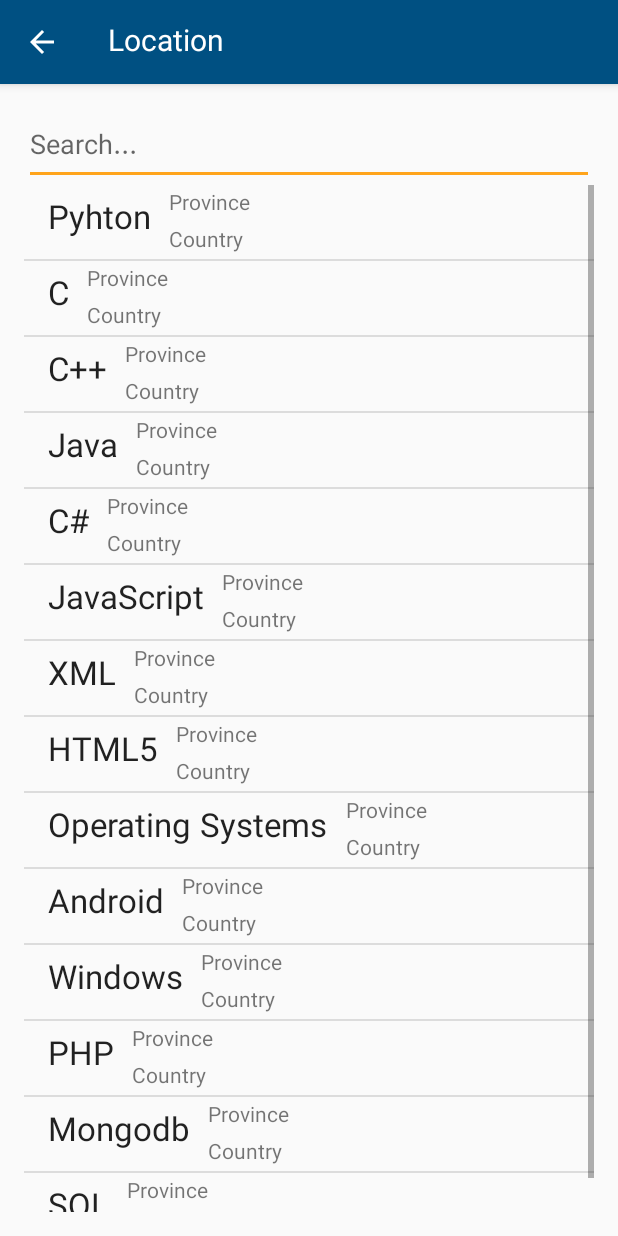
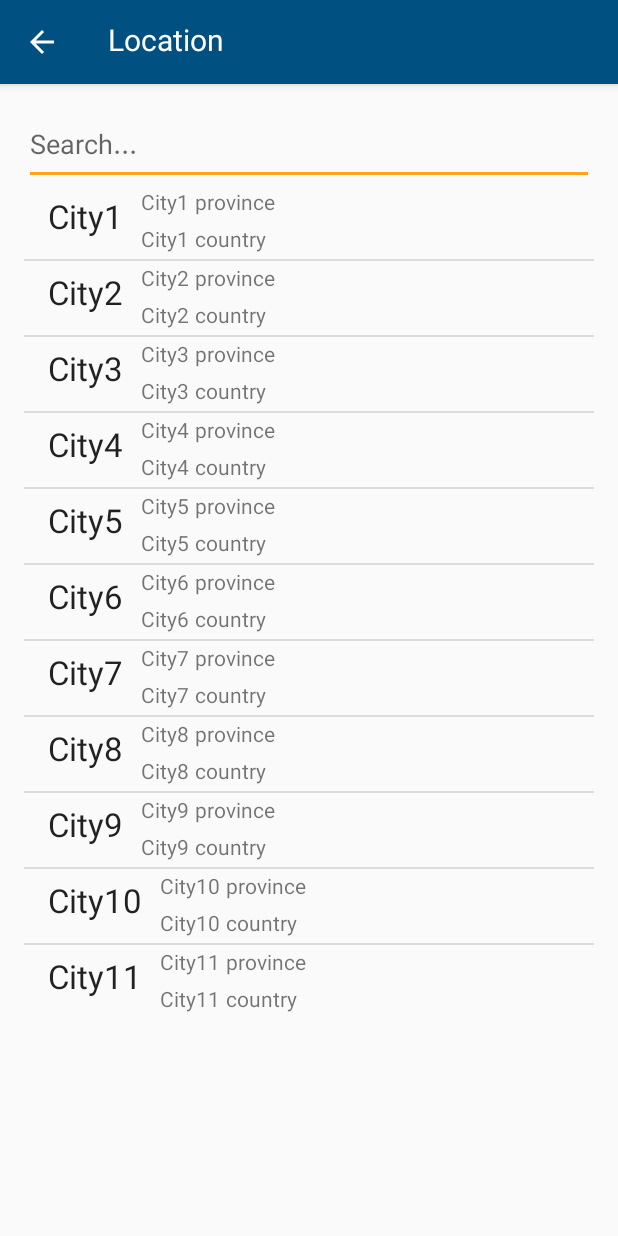
Before and after one commit to sharif-dev/HW1-Weather, an Android app: the LocationActivity screen opened directly, with no data from a screen before it, on a phone screen of 412 x 824 dp. Run offline under Robolectric (Android 15) with nearby library versions, the phone set to English and light mode, and no system bars.

Commit message:
location activity completed

```diff
--- /dev/null
+++ b/app/src/main/java/com/sharifdev/weather/CityAdapter.java
@@ -0,0 +1,60 @@
+package com.sharifdev.weather;
+
+import android.content.Context;
+import android.view.LayoutInflater;
+import android.view.View;
+import android.view.ViewGroup;
+import android.widget.BaseAdapter;
+import android.widget.TextView;
+
+import androidx.core.content.res.ResourcesCompat;
+
+import java.util.List;
+
+public class CityAdapter extends BaseAdapter {
+    private Context context;
+    private List<String> cities;
+
+    public CityAdapter(Context context, List<String> cities) {
+        this.context = context;
+        this.cities = cities;
+    }
+
+    public void setCities(List<String> cities) {
+        this.cities = cities;
+    }
+
+    @Override
+    public int getCount() {
+        return cities.size();
+    }
+
+    @Override
+    public String getItem(int position) {
+        return cities.get(position);
+    }
+
+    @Override
+    public long getItemId(int position) {
+        return position;
+    }
+
+    @Override
+    public View getView(int position, View convertView, ViewGroup parent) {
+        if (convertView == null) {
+            convertView = LayoutInflater.from(context).inflate(R.layout.item, parent, false);
+        }
+
+        String currentItem = getItem(position);
+
+        TextView cityNameTextView = convertView.findViewById(R.id.city_name);
+        TextView ProvinceNameTextView = convertView.findViewById(R.id.province_name);
+        TextView CountryNameTextView = convertView.findViewById(R.id.country_name);
+
+        cityNameTextView.setText(currentItem);
+        ProvinceNameTextView.setText(currentItem + " province");
+        CountryNameTextView.setText(currentItem + " country");
+
+        return convertView;
+    }
+}
--- a/app/src/main/java/com/sharifdev/weather/LocationActivity.java
+++ b/app/src/main/java/com/sharifdev/weather/LocationActivity.java
@@ -9,37 +9,47 @@
 import android.widget.EditText;
 import android.widget.ListView;
 
+import java.util.ArrayList;
+import java.util.Collections;
+import java.util.List;
+
 public class LocationActivity extends AppCompatActivity {
-    private ArrayAdapter<String> adapter;
+    private CityAdapter adapter;
 
     @Override
     protected void onCreate(Bundle savedInstanceState) {
         super.onCreate(savedInstanceState);
         setContentView(R.layout.activity_location);
 
-        String[] programming_languages = {"Pyhton", "C", "C++", "Java", "C#", "JavaScript",
-                "XML", "HTML5", "Operating Systems", "Android", "Windows",
-                "PHP", "Mongodb", "SQL"};
+        String[] cities = {"City1", "City2", "City3", "City4", "City5", "City6", "City7", "City8", "City9", "City10", "City11"};
+        List<String> citiesList = new ArrayList<>();
+        Collections.addAll(citiesList, cities);
 
         ListView listview = findViewById(R.id.listview);
         EditText Search = findViewById(R.id.input);
 
-        adapter = new ArrayAdapter<>(this, R.layout.item, R.id.city_name,
-                programming_languages);
+        adapter = new CityAdapter(this, citiesList);
         listview.setAdapter(adapter);
 
         Search.addTextChangedListener(new TextWatcher() {
 
             @Override
-            public void onTextChanged(CharSequence cs, int arg1, int arg2,
-                                      int arg3) {
+            public void onTextChanged(CharSequence cs, int arg1, int arg2, int arg3) {
                 // When user changed the Text
-                LocationActivity.this.adapter.getFilter().filter(cs);
+                String[] cities;
+                if (cs.length() != 0) {
+                    cities = new String[]{"City1", "City2", "City3", "City4", "City5", "City6"};
+                } else {
+                    cities = new String[]{"City1", "City2", "City3", "City4", "City5", "City6", "City7", "City8", "City9", "City10", "City11"};
+                }
+                List<String> citiesList = new ArrayList<>();
+                Collections.addAll(citiesList, cities);
+                adapter.setCities(citiesList);
+                adapter.notifyDataSetChanged();
             }
 
             @Override
-            public void beforeTextChanged(CharSequence arg0, int arg1,
-                                          int arg2, int arg3) {
+            public void beforeTextChanged(CharSequence arg0, int arg1, int arg2, int arg3) {
                 // TODO Auto-generated method stub
 
             }
```
